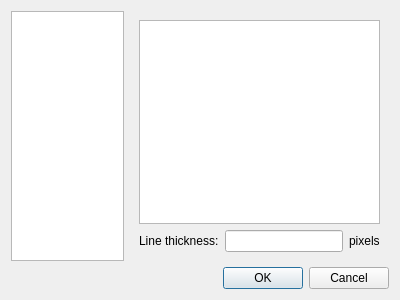
This is src/configdialog.ui in flysight/flysight-viewer-qt as Qt 5 draws it before an edit. The edited form follows.
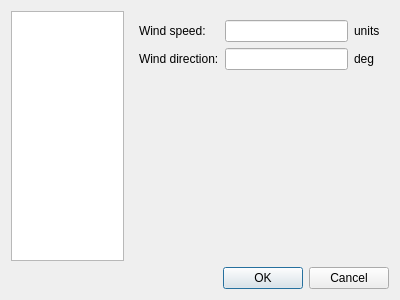
This is the edited form. The open tabs and pages were chosen to show the change.

Commit message: Store wind velocity

```diff
--- a/src/configdialog.ui
+++ b/src/configdialog.ui
@@ -235,6 +235,57 @@
            </item>
           </layout>
          </widget>
+         <widget class="QWidget" name="wind">
+          <layout class="QGridLayout" name="gridLayout_3">
+           <item row="0" column="0">
+            <widget class="QLabel" name="label_10">
+             <property name="text">
+              <string>Wind speed:</string>
+             </property>
+            </widget>
+           </item>
+           <item row="0" column="1">
+            <widget class="QLineEdit" name="windSpeedEdit"/>
+           </item>
+           <item row="0" column="2">
+            <widget class="QLabel" name="windUnitsLabel">
+             <property name="text">
+              <string>units</string>
+             </property>
+            </widget>
+           </item>
+           <item row="1" column="0">
+            <widget class="QLabel" name="label_11">
+             <property name="text">
+              <string>Wind direction:</string>
+             </property>
+            </widget>
+           </item>
+           <item row="1" column="1">
+            <widget class="QLineEdit" name="windDirectionEdit"/>
+           </item>
+           <item row="1" column="2">
+            <widget class="QLabel" name="label_17">
+             <property name="text">
+              <string>deg</string>
+             </property>
+            </widget>
+           </item>
+           <item row="2" column="1">
+            <spacer name="verticalSpacer_2">
+             <property name="orientation">
+              <enum>Qt::Vertical</enum>
+             </property>
+             <property name="sizeHint" stdset="0">
+              <size>
+               <width>20</width>
+               <height>176</height>
+              </size>
+             </property>
+            </spacer>
+           </item>
+          </layout>
+         </widget>
         </widget>
        </item>
       </layout>
```
The commit also changes 3 other files.
